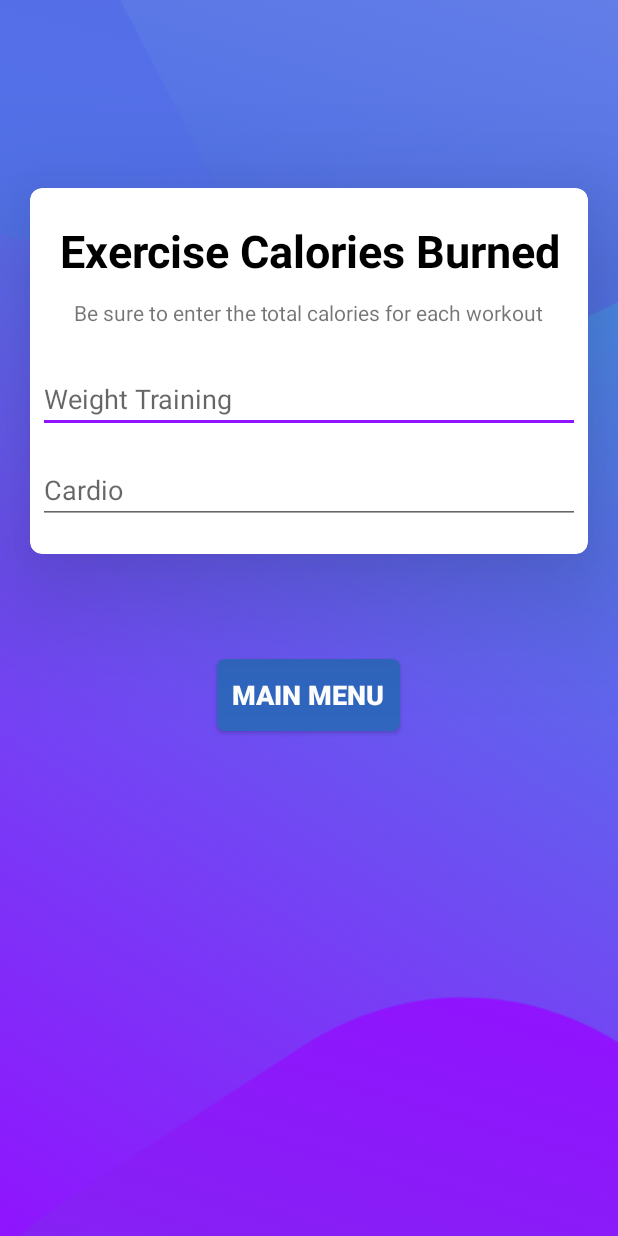
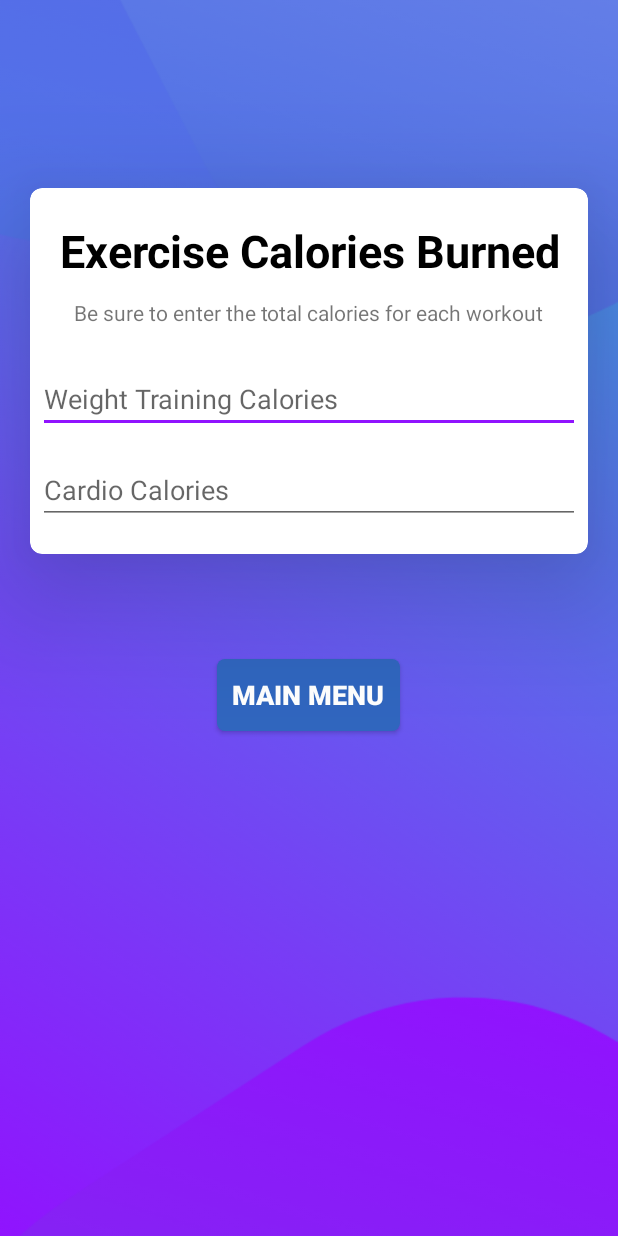
Before and after one commit to daniel-molina23/4750-mobile-dev-project, an Android app: the layout exer_cal_enter.xml on its own in the app's theme, with its tools: preview values and no code run, on a phone screen of 412 x 824 dp. Run offline under Robolectric (Android 15) with nearby library versions, the phone set to English and light mode, and no system bars.

Commit message:
Added Calories

```diff
--- a/app/src/main/res/layout/exer_cal_enter.xml
+++ b/app/src/main/res/layout/exer_cal_enter.xml
@@ -70,7 +70,7 @@
                     android:layout_marginStart="5dp"
                     android:layout_marginTop="25dp"
                     android:layout_marginEnd="5dp"
-                    android:hint="Weight Training"
+                    android:hint="Weight Training Calories"
                     android:singleLine="false"
                     app:layout_constraintBottom_toTopOf="@+id/lunch_cal"
                     app:layout_constraintEnd_toEndOf="parent"
@@ -85,7 +85,7 @@
                     android:layout_marginStart="5dp"
                     android:layout_marginTop="15dp"
                     android:layout_marginEnd="5dp"
-                    android:hint="Cardio"
+                    android:hint="Cardio Calories"
                     app:layout_constraintEnd_toEndOf="parent"
                     app:layout_constraintStart_toStartOf="parent"
                     app:layout_constraintTop_toBottomOf="@+id/weight_train__cal"
```
